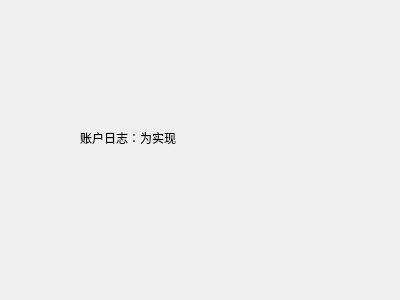
Above: forms/apclog.ui from wangkungit5905/PzAssistant before the change. Below: the same form after it.
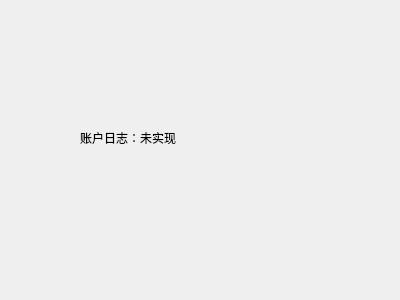
That is the form after the change.

Commit message:
增加创建新账户的功能
1、增加创建新账户的功能。
2、修复账户信息配置的多个bug。
3、实现移除账户的功能。

Diff of the .ui file:
```diff
--- a/forms/apclog.ui
+++ b/forms/apclog.ui
@@ -23,7 +23,7 @@
     </rect>
    </property>
    <property name="text">
-    <string>账户日志：为实现</string>
+    <string>账户日志：未实现</string>
    </property>
   </widget>
  </widget>
```
The commit also changes 41 other files.
